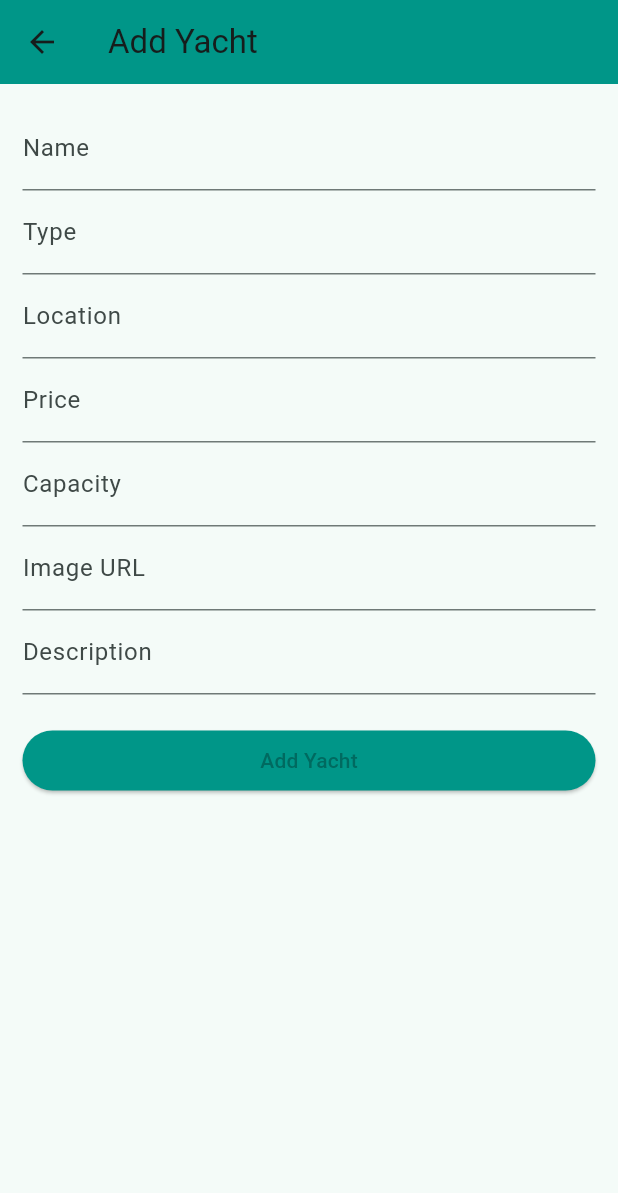
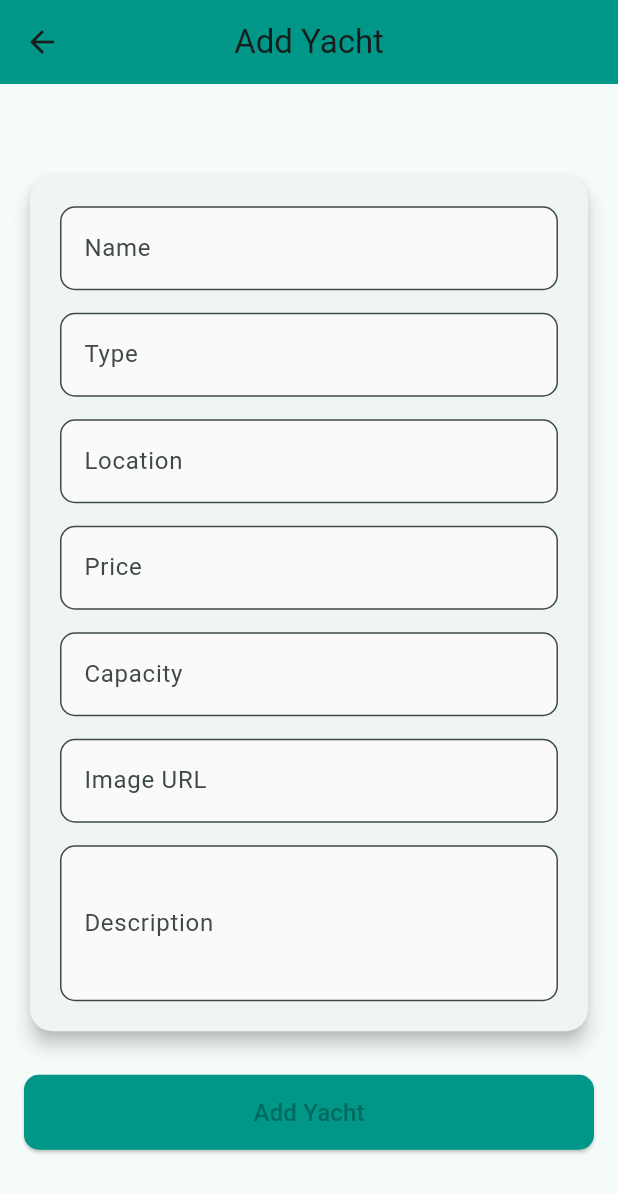
Before and after one commit to Zavyar-Riasat/Yacht-app, a Flutter app: the AddYachtPage screen opened directly, on a phone screen of 412 x 824 dp. Shown: the top 1193 px of the screen. Run offline on Flutter 3.47's test engine with Material 3 defaults, Android fonts, the phone set to English and light mode, and no system bars; our stand-ins replace cloud_firestore, firebase_auth, firebase_core; accounts and stored records are empty.

Commit message:
add page is adjust

```diff
--- a/lib/pages/add_yacht.dart
+++ b/lib/pages/add_yacht.dart
@@ -17,60 +17,64 @@ class _AddYachtPageState extends State<AddYachtPage> {
   final priceController = TextEditingController();
   final capacityController = TextEditingController();
   final imageController = TextEditingController();
-  final descController = TextEditingController(); // added
+  final descController = TextEditingController();
 
   @override
   Widget build(BuildContext context) {
+    final isLargeScreen = MediaQuery.of(context).size.width > 768;
+
     return Scaffold(
-      appBar: AppBar(title: const Text("Add Yacht"), backgroundColor: Colors.teal),
+      appBar: AppBar(
+        title: const Text("Add Yacht"),
+        backgroundColor: Colors.teal,
+        centerTitle: true,
+      ),
       body: Padding(
-        padding: const EdgeInsets.all(15),
+        padding: EdgeInsets.all(isLargeScreen ? 25 : 16),
+        child: Center(
+          child: ConstrainedBox(
+            constraints: BoxConstraints(maxWidth: isLargeScreen ? 700 : 500),
+            child: SingleChildScrollView(
               child: Form(
                 key: _formKey,
-          child: ListView(
+                child: Column(
                   children: [
-              TextFormField(
-                controller: nameController,
-                decoration: const InputDecoration(labelText: "Name"),
-                validator: (val) => val!.isEmpty ? "Enter name" : null,
+                    Card(
+                      elevation: 5,
+                      shape: RoundedRectangleBorder(
+                        borderRadius: BorderRadius.circular(15),
                       ),
-              TextFormField(
-                controller: typeController,
-                decoration: const InputDecoration(labelText: "Type"),
-                validator: (val) => val!.isEmpty ? "Enter type" : null,
+                      child: Padding(
+                        padding: const EdgeInsets.all(20),
+                        child: Column(
+                          children: [
+                            _buildTextField("Name", nameController),
+                            const SizedBox(height: 15),
+                            _buildTextField("Type", typeController),
+                            const SizedBox(height: 15),
+                            _buildTextField("Location", locationController),
+                            const SizedBox(height: 15),
+                            _buildTextField("Price", priceController,
+                                keyboardType: TextInputType.number),
+                            const SizedBox(height: 15),
+                            _buildTextField("Capacity", capacityController,
+                                keyboardType: TextInputType.number),
+                            const SizedBox(height: 15),
+                            _buildTextField("Image URL", imageController),
+                            const SizedBox(height: 15),
+                            _buildTextField("Description", descController,
+                                maxLines: 3),
+                          ],
                         ),
-              TextFormField(
-                controller: locationController,
-                decoration: const InputDecoration(labelText: "Location"),
-                validator: (val) => val!.isEmpty ? "Enter location" : null,
                       ),
-              TextFormField(
-                controller: priceController,
-                decoration: const InputDecoration(labelText: "Price"),
-                keyboardType: TextInputType.number,
-                validator: (val) => val!.isEmpty ? "Enter price" : null,
                     ),
-              TextFormField(
-                controller: capacityController,
-                decoration: const InputDecoration(labelText: "Capacity"),
-                keyboardType: TextInputType.number,
-                validator: (val) => val!.isEmpty ? "Enter capacity" : null,
-              ),
-              TextFormField(
-                controller: imageController,
-                decoration: const InputDecoration(labelText: "Image URL"),
-                validator: (val) => val!.isEmpty ? "Enter image URL" : null,
-              ),
-              TextFormField(
-                controller: descController,
-                decoration: const InputDecoration(labelText: "Description"),
-                validator: (val) => val!.isEmpty ? "Enter description" : null,
-              ),
-              const SizedBox(height: 20),
-              ElevatedButton(
+                    const SizedBox(height: 25),
+                    SizedBox(
+                      width: double.infinity,
+                      height: 50,
+                      child: ElevatedButton(
                         onPressed: () async {
                           if (_formKey.currentState!.validate()) {
-                    // capture navigator before awaiting to avoid using context after await
                             final navigator = Navigator.of(context);
                             await YachtService.addYacht(Yacht(
                               id: "yacht_${DateTime.now().millisecondsSinceEpoch}",
@@ -86,13 +90,47 @@ class _AddYachtPageState extends State<AddYachtPage> {
                             navigator.pop();
                           }
                         },
-                style: ElevatedButton.styleFrom(backgroundColor: Colors.teal),
-                child: const Text("Add Yacht"),
-              )
+                        style: ElevatedButton.styleFrom(
+                          backgroundColor: Colors.teal,
+                          shape: RoundedRectangleBorder(
+                            borderRadius: BorderRadius.circular(10),
+                          ),
+                        ),
+                        child: const Text(
+                          "Add Yacht",
+                          style: TextStyle(fontSize: 16),
+                        ),
+                      ),
+                    ),
                   ],
+                ),
+              ),
+            ),
           ),
         ),
       ),
     );
   }
+
+  Widget _buildTextField(
+    String label,
+    TextEditingController controller, {
+    TextInputType? keyboardType,
+    int maxLines = 1,
+  }) {
+    return TextFormField(
+      controller: controller,
+      decoration: InputDecoration(
+        labelText: label,
+        border: OutlineInputBorder(
+          borderRadius: BorderRadius.circular(10),
+        ),
+        filled: true,
+        fillColor: Colors.grey[50],
+      ),
+      keyboardType: keyboardType,
+      maxLines: maxLines,
+      validator: (val) => val!.isEmpty ? "Enter $label" : null,
+    );
   }
+}
--- a/lib/services/booking_service.dart
+++ b/lib/services/booking_service.dart
@@ -70,4 +70,9 @@ class BookingService {
   Future<void> updateBookingStatus(String bookingId, String status) async {
     await bookings.doc(bookingId).update({'status': status});
   }
+
+  /// Cancel (delete) a booking by id.
+  Future<void> cancelBooking(String bookingId) async {
+    await bookings.doc(bookingId).delete();
+  }
 }
```
Also changed, not shown: lib/screens/booking_detail_screen.dart (added, +107 -0 lines), lib/screens/home_screen.dart (+53 -7 lines), lib/screens/user_dashboard.dart (+4 -24 lines). Lines whose indentation alone changed are shown as unchanged.
